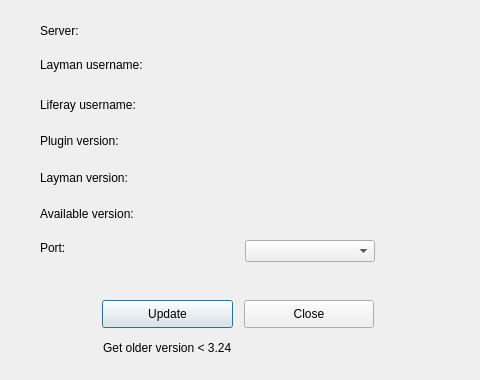
This is dlg_userInfo.ui in LESPROJEKT/qgis-layman-plugin as Qt 5 draws it before an edit. The edited form follows.
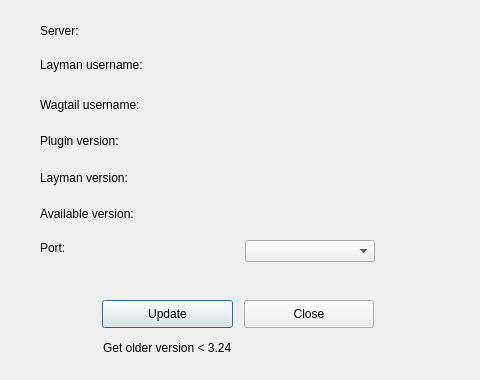
This is the edited form.

Commit message: label, login exception

Diff of the .ui file:
```diff
--- a/dlg_userInfo.ui
+++ b/dlg_userInfo.ui
@@ -51,7 +51,7 @@
     </rect>
    </property>
    <property name="text">
-    <string>Liferay username:</string>
+    <string>Wagtail username:</string>
    </property>
   </widget>
   <widget class="QLabel" name="label_layman">
```
The commit also changes 1 other file.
